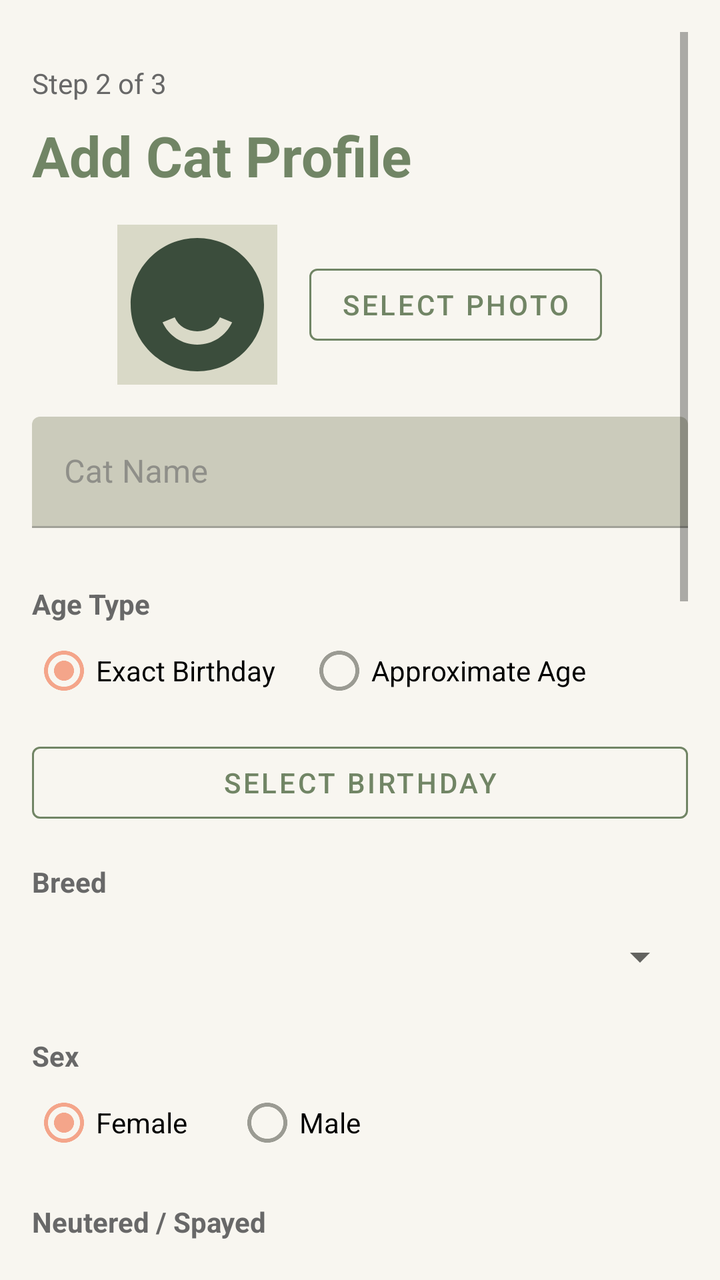
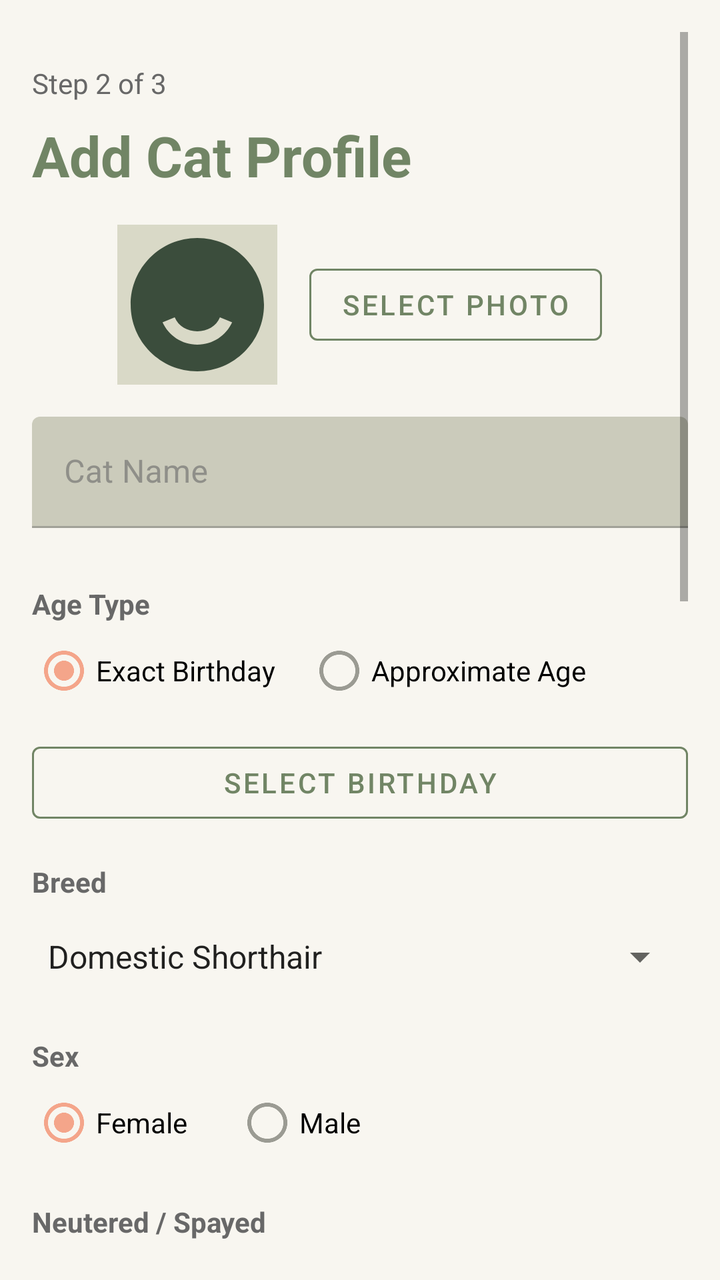

An Android layout rendered at two revisions. The XML below is the earlier revision; the diff shows what the commit changed to produce the second picture.
<!-- AndroidManifest.xml: application theme Theme.Litterboxd -->
<!-- res/layout/activity_add_edit_cat.xml -->
<?xml version="1.0" encoding="utf-8"?>
<ScrollView xmlns:android="http://schemas.android.com/apk/res/android"
    xmlns:app="http://schemas.android.com/apk/res-auto"
    android:layout_width="match_parent"
    android:layout_height="match_parent"
    android:background="@color/off_white_background"
    android:padding="@dimen/margin_horizontal">

    <LinearLayout
        android:layout_width="match_parent"
        android:layout_height="wrap_content"
        android:orientation="vertical"
        android:paddingBottom="32dp">

        <TextView
            android:id="@+id/tvStepIndicator"
            android:layout_width="wrap_content"
            android:layout_height="wrap_content"
            android:layout_marginTop="16dp"
            android:text="@string/onboarding_step_2"
            android:textColor="@color/text_dark_gray"
            android:textSize="@dimen/text_size_small" />

        <TextView
            android:id="@+id/tvTitle"
            android:layout_width="wrap_content"
            android:layout_height="wrap_content"
            android:layout_marginTop="8dp"
            android:text="@string/title_add_cat"
            android:textColor="@color/sage_primary"
            android:textSize="@dimen/text_size_title"
            android:textStyle="bold" />

        
        <LinearLayout
            android:layout_width="match_parent"
            android:layout_height="wrap_content"
            android:layout_marginTop="16dp"
            android:gravity="center"
            android:orientation="horizontal">

            <ImageView
                android:id="@+id/imgCatPhoto"
                android:layout_width="80dp"
                android:layout_height="80dp"
                android:background="@color/surface_card"
                android:contentDescription="@string/btn_select_photo"
                android:scaleType="centerCrop"
                app:srcCompat="@drawable/ic_cat_face" />

            <com.google.android.material.button.MaterialButton
                android:id="@+id/btnSelectPhoto"
                style="@style/Widget.MaterialComponents.Button.OutlinedButton"
                android:layout_width="wrap_content"
                android:layout_height="wrap_content"
                android:layout_marginStart="16dp"
                android:text="@string/btn_select_photo"
                app:strokeColor="@color/sage_primary" />
        </LinearLayout>

        
        <com.google.android.material.textfield.TextInputLayout
            android:id="@+id/tilCatName"
            android:layout_width="match_parent"
            android:layout_height="wrap_content"
            android:layout_marginTop="16dp"
            app:errorEnabled="true">

            <com.google.android.material.textfield.TextInputEditText
                android:id="@+id/etCatName"
                android:layout_width="match_parent"
                android:layout_height="wrap_content"
                android:hint="@string/prompt_cat_name"
                android:inputType="textPersonName"
                android:maxLines="1" />
        </com.google.android.material.textfield.TextInputLayout>

        
        <TextView
            android:layout_width="wrap_content"
            android:layout_height="wrap_content"
            android:layout_marginTop="8dp"
            android:text="@string/label_age_type"
            android:textColor="@color/text_dark_gray"
            android:textStyle="bold" />

        <RadioGroup
            android:id="@+id/rgAgeType"
            android:layout_width="match_parent"
            android:layout_height="wrap_content"
            android:orientation="horizontal">

            <RadioButton
                android:id="@+id/rbBirthday"
                android:layout_width="wrap_content"
                android:layout_height="wrap_content"
                android:checked="true"
                android:text="@string/radio_birthday"
                android:textColor="@color/black" />

            <RadioButton
                android:id="@+id/rbApproxAge"
                android:layout_width="wrap_content"
                android:layout_height="wrap_content"
                android:layout_marginStart="16dp"
                android:text="@string/radio_approx_age"
                android:textColor="@color/black" />
        </RadioGroup>

        
        <LinearLayout
            android:id="@+id/layoutBirthday"
            android:layout_width="match_parent"
            android:layout_height="wrap_content"
            android:layout_marginTop="8dp"
            android:orientation="vertical">

            <com.google.android.material.button.MaterialButton
                android:id="@+id/btnSelectBirthday"
                style="@style/Widget.MaterialComponents.Button.OutlinedButton"
                android:layout_width="match_parent"
                android:layout_height="@dimen/button_height"
                android:text="@string/btn_select_birthday"
                app:strokeColor="@color/sage_primary" />
        </LinearLayout>

        
        <LinearLayout
            android:id="@+id/layoutApproxAge"
            android:layout_width="match_parent"
            android:layout_height="wrap_content"
            android:layout_marginTop="8dp"
            android:baselineAligned="false"
            android:orientation="horizontal"
            android:visibility="gone">

            <LinearLayout
                android:layout_width="0dp"
                android:layout_height="wrap_content"
                android:layout_weight="1"
                android:orientation="vertical">

                <TextView
                    android:layout_width="wrap_content"
                    android:layout_height="wrap_content"
                    android:text="@string/prompt_years"
                    android:textColor="@color/text_dark_gray" />

                <Spinner
                    android:id="@+id/spinnerYears"
                    android:layout_width="match_parent"
                    android:layout_height="@dimen/button_height" />
            </LinearLayout>

            <LinearLayout
                android:layout_width="0dp"
                android:layout_height="wrap_content"
                android:layout_weight="1"
                android:layout_marginStart="16dp"
                android:orientation="vertical">

                <TextView
                    android:layout_width="wrap_content"
                    android:layout_height="wrap_content"
                    android:text="@string/prompt_months"
                    android:textColor="@color/text_dark_gray" />

                <Spinner
                    android:id="@+id/spinnerMonths"
                    android:layout_width="match_parent"
                    android:layout_height="@dimen/button_height" />
            </LinearLayout>
        </LinearLayout>

        
        <TextView
            android:layout_width="wrap_content"
            android:layout_height="wrap_content"
            android:layout_marginTop="16dp"
            android:text="@string/prompt_cat_breed"
            android:textColor="@color/text_dark_gray"
            android:textStyle="bold" />

        <Spinner
            android:id="@+id/spinnerBreed"
            android:layout_width="match_parent"
            android:layout_height="@dimen/button_height"
            android:layout_marginTop="4dp" />

        
        <TextView
            android:layout_width="wrap_content"
            android:layout_height="wrap_content"
            android:layout_marginTop="16dp"
            android:text="@string/prompt_cat_sex"
            android:textColor="@color/text_dark_gray"
            android:textStyle="bold" />

        <RadioGroup
            android:id="@+id/rgSex"
            android:layout_width="match_parent"
            android:layout_height="wrap_content"
            android:orientation="horizontal">

            <RadioButton
                android:id="@+id/rbFemale"
                android:layout_width="wrap_content"
                android:layout_height="wrap_content"
                android:checked="true"
                android:text="@string/sex_female"
                android:textColor="@color/black" />

            <RadioButton
                android:id="@+id/rbMale"
                android:layout_width="wrap_content"
                android:layout_height="wrap_content"
                android:layout_marginStart="24dp"
                android:text="@string/sex_male"
                android:textColor="@color/black" />
        </RadioGroup>

        
        <TextView
            android:layout_width="wrap_content"
            android:layout_height="wrap_content"
            android:layout_marginTop="16dp"
            android:text="@string/prompt_cat_neutered"
            android:textColor="@color/text_dark_gray"
            android:textStyle="bold" />

        <RadioGroup
            android:id="@+id/rgNeutered"
            android:layout_width="match_parent"
            android:layout_height="wrap_content"
            android:orientation="horizontal">

            <RadioButton
                android:id="@+id/rbNeuteredYes"
                android:layout_width="wrap_content"
                android:layout_height="wrap_content"
                android:checked="true"
                android:text="@string/btn_yes"
                android:textColor="@color/black" />

            <RadioButton
                android:id="@+id/rbNeuteredNo"
                android:layout_width="wrap_content"
                android:layout_height="wrap_content"
                android:layout_marginStart="24dp"
                android:text="@string/btn_no"
                android:textColor="@color/black" />
        </RadioGroup>

        
        <com.google.android.material.textfield.TextInputLayout
            android:id="@+id/tilWeight"
            android:layout_width="match_parent"
            android:layout_height="wrap_content"
            android:layout_marginTop="16dp"
            app:errorEnabled="true">

            <com.google.android.material.textfield.TextInputEditText
                android:id="@+id/etWeight"
                android:layout_width="match_parent"
                android:layout_height="wrap_content"
                android:hint="@string/prompt_cat_weight"
                android:inputType="numberDecimal"
                android:maxLines="1" />
        </com.google.android.material.textfield.TextInputLayout>

        
        <TextView
            android:layout_width="wrap_content"
            android:layout_height="wrap_content"
            android:layout_marginTop="8dp"
            android:text="@string/prompt_coat_color"
            android:textColor="@color/text_dark_gray"
            android:textStyle="bold" />

        <RadioGroup
            android:id="@+id/rgCoatColor"
            android:layout_width="match_parent"
            android:layout_height="wrap_content"
            android:layout_marginTop="8dp"
            android:orientation="vertical">

            <RadioButton android:id="@+id/rbColorBlack" android:layout_width="wrap_content" android:layout_height="wrap_content" android:checked="true" android:text="@string/color_black" android:textColor="@color/black" />
            <RadioButton android:id="@+id/rbColorWhite" android:layout_width="wrap_content" android:layout_height="wrap_content" android:text="@string/color_white" android:textColor="@color/black" />
            <RadioButton android:id="@+id/rbColorOrange" android:layout_width="wrap_content" android:layout_height="wrap_content" android:text="@string/color_ginger" android:textColor="@color/black" />
            <RadioButton android:id="@+id/rbColorGrey" android:layout_width="wrap_content" android:layout_height="wrap_content" android:text="@string/color_grey" android:textColor="@color/black" />
            <RadioButton android:id="@+id/rbColorCalico" android:layout_width="wrap_content" android:layout_height="wrap_content" android:text="@string/color_calico" android:textColor="@color/black" />
            <RadioButton android:id="@+id/rbColorTabby" android:layout_width="wrap_content" android:layout_height="wrap_content" android:text="@string/color_tabby" android:textColor="@color/black" />
        </RadioGroup>

        
        <TextView
            android:layout_width="wrap_content"
            android:layout_height="wrap_content"
            android:layout_marginTop="16dp"
            android:text="@string/prompt_cat_lifestyle"
            android:textColor="@color/text_dark_gray"
            android:textStyle="bold" />

        <RadioGroup
            android:id="@+id/rgLifestyle"
            android:layout_width="match_parent"
            android:layout_height="wrap_content"
            android:orientation="vertical">

            <RadioButton
                android:id="@+id/rbLifestyleIndoor"
                android:layout_width="wrap_content"
                android:layout_height="wrap_content"
                android:checked="true"
                android:text="@string/lifestyle_indoor"
                android:textColor="@color/black" />

            <RadioButton
                android:id="@+id/rbLifestyleOutdoor"
                android:layout_width="wrap_content"
                android:layout_height="wrap_content"
                android:text="@string/lifestyle_outdoor"
                android:textColor="@color/black" />

            <RadioButton
                android:id="@+id/rbLifestyleBoth"
                android:layout_width="wrap_content"
                android:layout_height="wrap_content"
                android:text="@string/lifestyle_indoor_outdoor"
                android:textColor="@color/black" />
        </RadioGroup>

        
        <ProgressBar
            android:id="@+id/progressBar"
            android:layout_width="wrap_content"
            android:layout_height="wrap_content"
            android:layout_gravity="center"
            android:layout_marginTop="16dp"
            android:visibility="gone" />

        
        <com.google.android.material.button.MaterialButton
            android:id="@+id/btnSaveCat"
            android:layout_width="match_parent"
            android:layout_height="@dimen/button_height"
            android:layout_marginTop="24dp"
            android:text="@string/btn_continue"
            app:backgroundTint="@color/sage_primary"
            app:cornerRadius="@dimen/corner_radius" />

    </LinearLayout>
</ScrollView>
<!-- resources referenced by this layout -->
<resources>
  <color name="black">#000000</color>
  <color name="off_white_background">#F8F6F0</color>
  <color name="sage_primary">#718565</color>
  <color name="surface_card">#D9D9C7</color>
  <color name="text_dark_gray">#686868</color>
  <dimen name="button_height">48dp</dimen>
  <dimen name="corner_radius">12dp</dimen>
  <dimen name="margin_horizontal">16dp</dimen>
  <dimen name="text_size_small">14sp</dimen>
  <dimen name="text_size_title">28sp</dimen>
  <!-- drawable ic_cat_face (drawable) -->
  <vector xmlns:android="http://schemas.android.com/apk/res/android"
      android:width="28dp"
      android:height="28dp"
      android:viewportWidth="24"
      android:viewportHeight="24">
      <path
          android:fillColor="#3B4D3C"
          android:pathData="M12,2C6.48,2 2,6.48 2,12c0,5.52 4.48,10 10,10s10,-4.48 10,-10C22,6.48 17.52,2 12,2zM7,9c1.1,0 2,-0.9 2,-2s-0.9,-2 -2,-2 -2,0.9 -2,2 0.9,2 2,2zM17,9c1.1,0 2,-0.9 2,-2s-0.9,-2 -2,-2 -2,0.9 -2,2 0.9,2 2,2zM12,18c-2.33,0 -4.31,-1.38 -5.22,-3.35l1.83,-0.74C9.17,15.24 10.49,16 12,16s2.83,-0.76 3.39,-2.09l1.83,0.74C16.31,16.62 14.33,18 12,18z"/>
  </vector>
  <string name="btn_continue">Continue</string>
  <string name="btn_no">No</string>
  <string name="btn_select_birthday">Select Birthday</string>
  <string name="btn_select_photo">Select Photo</string>
  <string name="btn_yes">Yes</string>
  <string name="color_black">Black</string>
  <string name="color_calico">Calico</string>
  <string name="color_ginger">Ginger</string>
  <string name="color_grey">Grey</string>
  <string name="color_tabby">Tabby</string>
  <string name="color_white">White</string>
  <string name="label_age_type">Age Type</string>
  <string name="lifestyle_indoor">Indoor only</string>
  <string name="lifestyle_indoor_outdoor">Indoor / Outdoor</string>
  <string name="lifestyle_outdoor">Outdoor</string>
  <string name="onboarding_step_2">Step 2 of 3</string>
  <string name="prompt_cat_breed">Breed</string>
  <string name="prompt_cat_lifestyle">Lifestyle</string>
  <string name="prompt_cat_name">Cat Name</string>
  <string name="prompt_cat_neutered">Neutered / Spayed</string>
  <string name="prompt_cat_sex">Sex</string>
  <string name="prompt_cat_weight">Weight (kg)</string>
  <string name="prompt_coat_color">Coat Color</string>
  <string name="prompt_months">Months</string>
  <string name="prompt_years">Years</string>
  <string name="radio_approx_age">Approximate Age</string>
  <string name="radio_birthday">Exact Birthday</string>
  <string name="sex_female">Female</string>
  <string name="sex_male">Male</string>
  <string name="title_add_cat">Add Cat Profile</string>
  <style name="Theme.Litterboxd" parent="Theme.MaterialComponents.Light.NoActionBar">
          
          <item name="colorPrimary">@color/sage_primary</item>
          <item name="colorPrimaryVariant">@color/sage_primary</item>
          <item name="colorOnPrimary">@color/white</item>
          
          <item name="colorSecondary">@color/coral_secondary</item>
          <item name="colorSecondaryVariant">@color/coral_secondary</item>
          <item name="colorOnSecondary">@color/black</item>
          
          <item name="android:windowBackground">@color/off_white_background</item>
          <item name="colorSurface">@color/surface_card</item>
          <item name="colorOnSurface">@color/text_dark_gray</item>
          <item name="colorError">@color/error_red</item>
      </style>
  <color name="white">#FFFFFF</color>
  <color name="coral_secondary">#F4A58A</color>
  <color name="error_red">#BA1A1A</color>
</resources>

<!-- the commit's change to res/layout/activity_add_edit_cat.xml (unified diff, before → after) -->
@@ -183,6 +183,7 @@
 
         <Spinner
             android:id="@+id/spinnerBreed"
+            android:entries="@array/cat_breeds"
             android:layout_width="match_parent"
             android:layout_height="@dimen/button_height"
             android:layout_marginTop="4dp" />
<!-- resource entries referenced after the edit -->
@@ -1,5 +1,16 @@
 <!-- resources referenced by this layout -->
 <resources>
+  <string-array name="cat_breeds">
+          <item>Domestic Shorthair</item>
+          <item>Maine Coon</item>
+          <item>Siamese</item>
+          <item>Persian</item>
+          <item>Ragdoll</item>
+          <item>British Shorthair</item>
+          <item>Sphynx</item>
+          <item>Bengal</item>
+          <item>Other</item>
+      </string-array>
   <color name="black">#000000</color>
   <color name="off_white_background">#F8F6F0</color>
   <color name="sage_primary">#718565</color>
